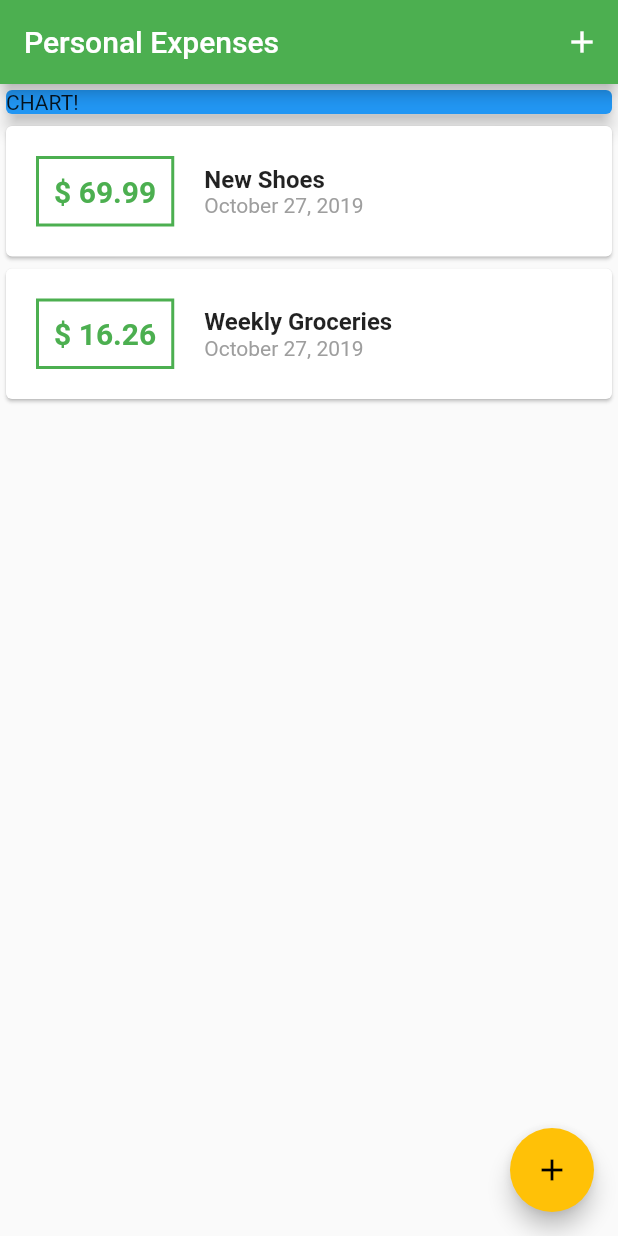
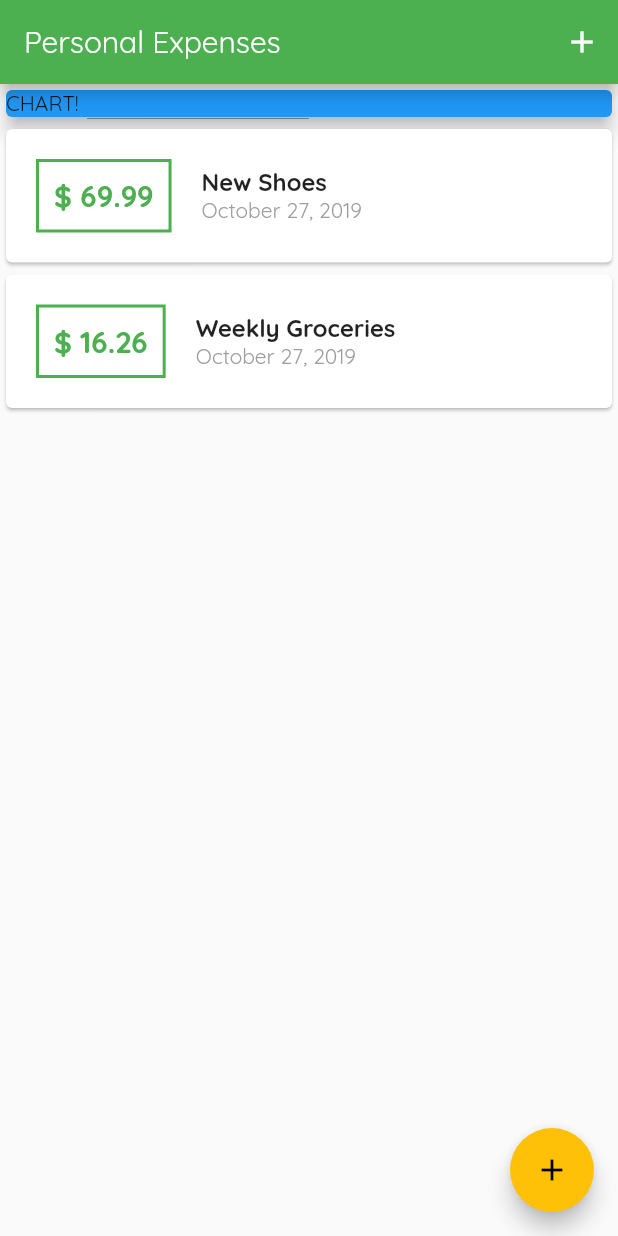
Before and after one commit to shawnrmoss/expense_app, a Flutter app: the screen it shows after launch, on a phone screen of 412 x 824 dp. Run offline on Flutter 3.47's test engine with Material 2 defaults, Android fonts, the phone set to English and light mode, and no system bars.

Commit message:
Lesson 94 Fonts

```diff
--- a/lib/main.dart
+++ b/lib/main.dart
@@ -11,7 +11,10 @@ class ExpenseApp extends StatelessWidget {
   Widget build(BuildContext context) {
     return MaterialApp(
       title: 'Personal Expenses',
-      theme: ThemeData(primarySwatch: Colors.green, accentColor: Colors.amber),
+      theme: ThemeData(
+          primarySwatch: Colors.green,
+          accentColor: Colors.amber,
+          fontFamily: 'Quicksand'),
       home: MyHomePage(),
     );
   }
```
Also changed, not shown: pubspec.yaml (+12 -6 lines), assets/fonts/OpenSans-Bold.ttf (added), assets/fonts/OpenSans-Regular.ttf (added), assets/fonts/Quicksand-Bold.ttf (added), assets/fonts/Quicksand-Light.ttf (added), assets/fonts/Quicksand-Medium.ttf (added), assets/fonts/Quicksand-Regular.ttf (added).
